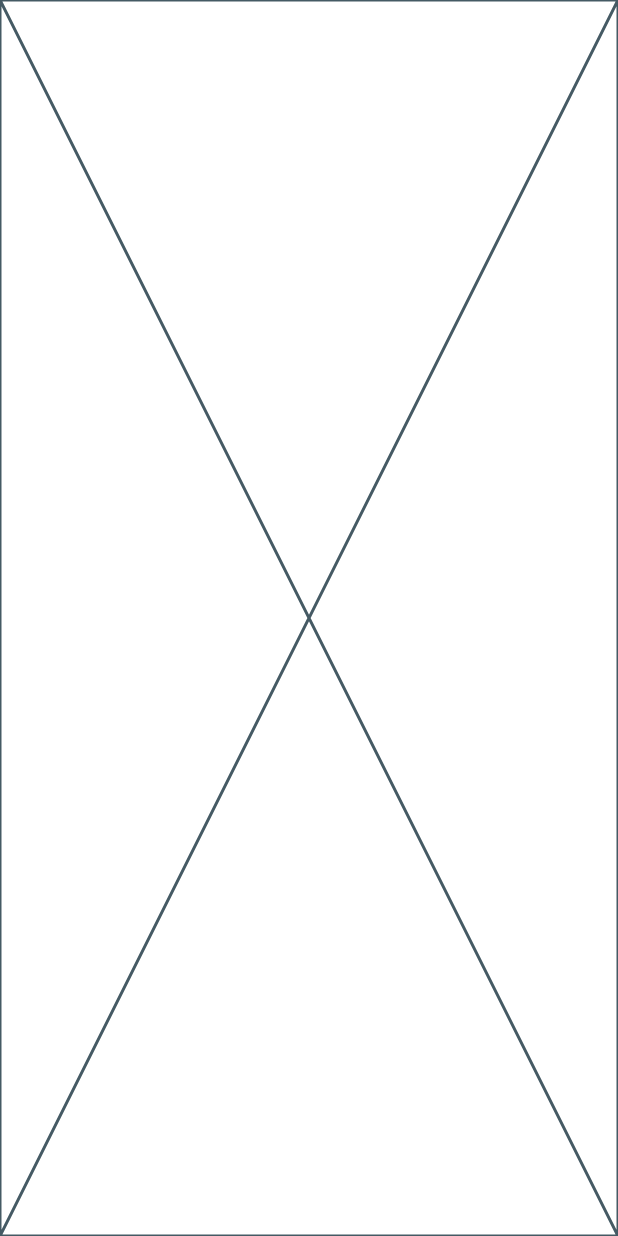
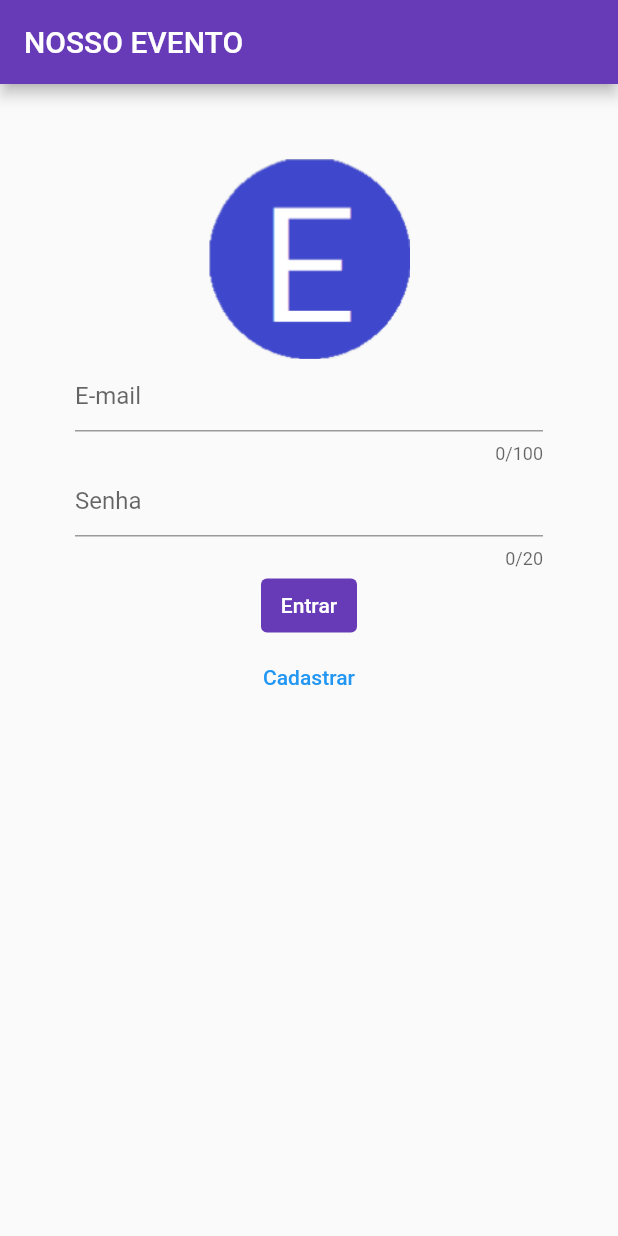
Before and after one commit to bfjeje/flutter_evento_app, a Flutter app: the screen it shows after launch, on a phone screen of 412 x 824 dp. Run offline on Flutter 3.47's test engine with Material 2 defaults, Android fonts, the phone set to English and light mode, and no system bars.

Commit message:
Created the login and signup initial screens

```diff
--- a/lib/view/login_screen.dart
+++ b/lib/view/login_screen.dart
@@ -1,4 +1,5 @@
 import 'package:flutter/material.dart';
+import 'package:flutter_evento_app/view/signup_screen.dart';
 
 class LoginScreen extends StatefulWidget {
   const LoginScreen({super.key});
@@ -8,8 +9,79 @@ class LoginScreen extends StatefulWidget {
 }
 
 class _LoginScreenState extends State<LoginScreen> {
+  final TextEditingController _email = new TextEditingController();
+  final TextEditingController _senha = new TextEditingController();
+
   @override
   Widget build(BuildContext context) {
-    return const Placeholder();
+    return Scaffold(
+      appBar: AppBar(
+        title: Text(
+          "NOSSO EVENTO",
+          style: TextStyle(color: Colors.white),
+        ),
+        backgroundColor: Colors.deepPurple,
+      ),
+      body: SafeArea(
+        child: Padding(
+          padding: const EdgeInsets.all(50.0),
+          child: Container(
+            child: Form(
+              child: Column(
+                children: [
+                  Flexible(
+                      flex: 1,
+                      child: Image.asset(
+                        "assets/images/logo.png",
+                        width: 150,
+                        height: 150,
+                      )),
+                  Flexible(
+                      child: TextFormField(
+                    maxLength: 100,
+                    decoration: InputDecoration(hintText: "E-mail"),
+                    controller: _email,
+                    keyboardType: TextInputType.emailAddress,
+                    validator: (val) => val == "" ? val : null,
+                  )),
+                  Flexible(
+                      child: TextFormField(
+                    maxLength: 20,
+                    obscureText: true,
+                    decoration: InputDecoration(hintText: "Senha"),
+                    controller: _senha,
+                    keyboardType: TextInputType.text,
+                    validator: (val) => val == "" ? val : null,
+                  )),
+                  Flexible(
+                      child: TextButton(
+                    onPressed: () {
+                      _login(context);
+                    },
+                    style: ButtonStyle(
+                        backgroundColor: MaterialStateColor.resolveWith(
+                            (states) => Colors.deepPurple)),
+                    child: Text(
+                      "Entrar",
+                      style: TextStyle(color: Colors.white),
+                    ),
+                  )),
+                  Flexible(
+                      child: TextButton(
+                    onPressed: () {
+                      Navigator.of(context).push(MaterialPageRoute(
+                          builder: (BuildContext context) => SignupScreen()));
+                    },
+                    child: Text("Cadastrar"),
+                  )),
+                ],
+              ),
+            ),
+          ),
+        ),
+      ),
+    );
   }
+
+  void _login(BuildContext context) {}
 }
--- a/pubspec.yaml
+++ b/pubspec.yaml
@@ -59,8 +59,8 @@ flutter:
   uses-material-design: true
 
   # To add assets to your application, add an assets section, like this:
-  # assets:
-  #   - images/a_dot_burr.jpeg
+  assets:
+    - assets/images/logo.png
   #   - images/a_dot_ham.jpeg
 
   # An image asset can refer to one or more resolution-specific "variants", see
```
Also changed, not shown: lib/view/signup_screen.dart (+67 -1 lines), assets/images/logo.png (added).
